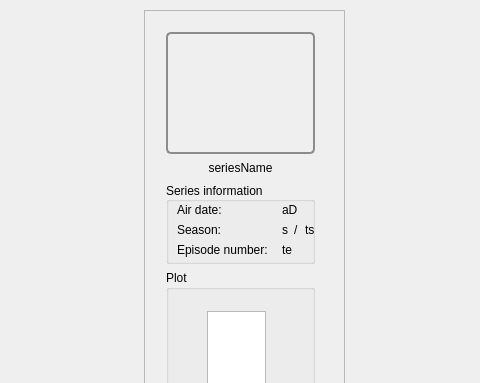
First picture: the form in SeriesScraperApp/forms/mainwindow.ui, repository martinLutz1/SeriesScraper, before the edit; both pictures show x 856 to 1336 and y 0 to 383 of the 1500 by 700 pixel window.
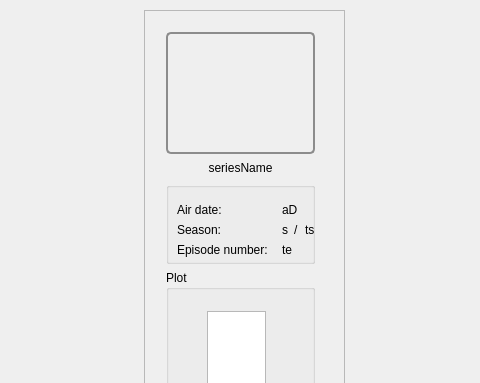
Second picture: the form after the edit. Icons and pictures are not drawn.

Diff of the .ui file:
```diff
--- a/SeriesScraperApp/forms/mainwindow.ui
+++ b/SeriesScraperApp/forms/mainwindow.ui
@@ -231,7 +231,7 @@
             </size>
            </property>
            <property name="title">
-            <string>Series information</string>
+            <string/>
            </property>
            <property name="alignment">
             <set>Qt::AlignLeading|Qt::AlignLeft|Qt::AlignVCenter</set>
```
